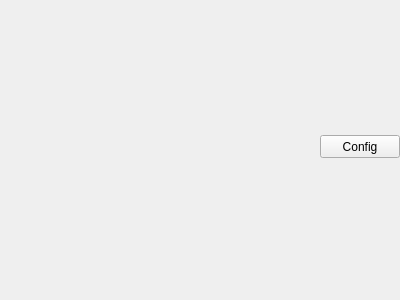
Above: src/docks/qaddockwidgetwrapper.ui from juangburgos/QUaAccessControl before the change. Below: the same form after it.
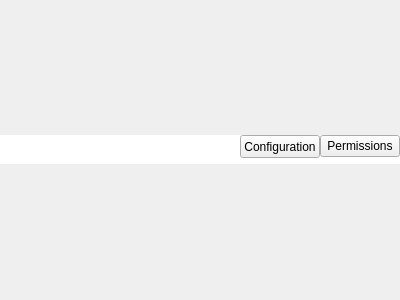
That is the form after the change.

The edit to the form file:
```diff
--- a/src/docks/qaddockwidgetwrapper.ui
+++ b/src/docks/qaddockwidgetwrapper.ui
@@ -37,6 +37,14 @@
        <verstretch>0</verstretch>
       </sizepolicy>
      </property>
+     <property name="autoFillBackground">
+      <bool>false</bool>
+     </property>
+     <property name="styleSheet">
+      <string notr="true">QFrame {
+	background : rgb(255, 255, 255);
+}</string>
+     </property>
      <property name="frameShape">
       <enum>QFrame::NoFrame</enum>
      </property>
@@ -84,7 +92,14 @@
          </size>
         </property>
         <property name="text">
-         <string>Config</string>
+         <string>Configuration</string>
+        </property>
+       </widget>
+      </item>
+      <item>
+       <widget class="QPushButton" name="pushButtonPermissions">
+        <property name="text">
+         <string>Permissions</string>
         </property>
        </widget>
       </item>
```
Left out of the diff: 7 changed lines with no effect on the pictures.
